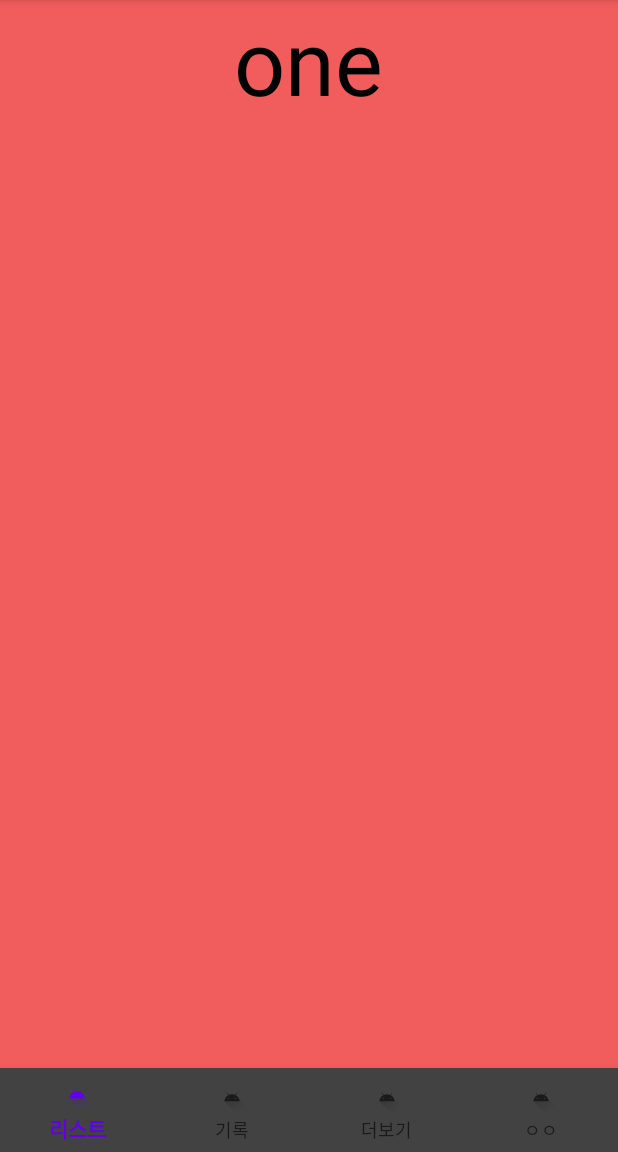
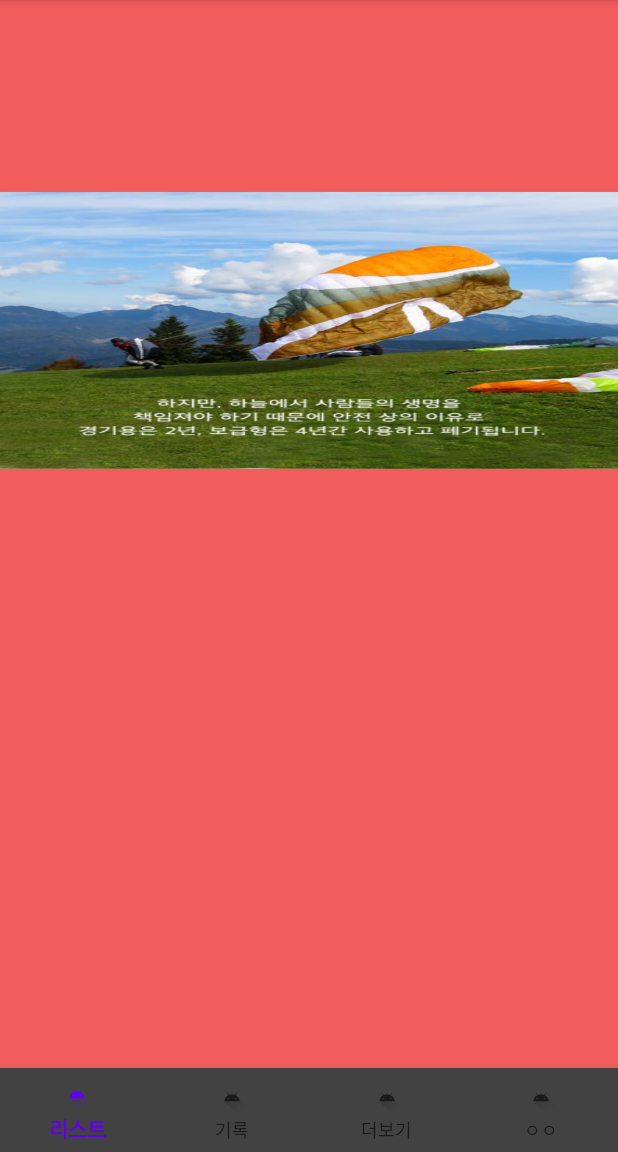
Before and after one commit to lodado/intubee, an Android app: the frag1 screen opened directly, with no data from a screen before it, on a phone screen of 412 x 824 dp, the part 84-1236 px from its top. Run offline under Robolectric (Android 15) with nearby library versions, the phone set to English and light mode, and no system bars; our stand-ins replace Firebase (no records; nobody signed in at launch, a user with empty details on screens opened directly).

Commit message:
slide
image slide

```diff
--- a/app/src/main/java/com/Introbe/mainpage/frag1.java
+++ b/app/src/main/java/com/Introbe/mainpage/frag1.java
@@ -4,6 +4,8 @@ import android.os.Bundle;
 import android.view.LayoutInflater;
 import android.view.View;
 import android.view.ViewGroup;
+import android.widget.ImageView;
+import android.widget.ViewFlipper;
 
 import androidx.annotation.NonNull;
 import androidx.annotation.Nullable;
@@ -15,6 +17,20 @@ import com.Introbe.R;
 public class frag1 extends Fragment {
 
     private photo photoing = new photo();
+    ViewFlipper v_fllipper;
+
+
+    public void fllipperImages(int image) {
+        ImageView imageView = new ImageView(getActivity());
+        imageView.setBackgroundResource(image);
+
+        v_fllipper.addView(imageView);      // 이미지 추가
+        v_fllipper.setFlipInterval(4000);       // 자동 이미지 슬라이드 딜레이시간(1000 당 1초)
+        v_fllipper.setAutoStart(true);          // 자동 시작 유무 설정
+        // animation
+        v_fllipper.setInAnimation(getActivity(),android.R.anim.slide_in_left);
+        v_fllipper.setOutAnimation(getActivity(),android.R.anim.slide_out_right);
+    }
 
     @Nullable
     @Override
@@ -26,11 +42,17 @@ public class frag1 extends Fragment {
     public void onViewCreated(@NonNull View view, @Nullable Bundle savedInstanceState) {
         super.onViewCreated(view, savedInstanceState);
 
-        String[] stcArray = getResources().getStringArray(R.array.frag1slide)
+        int images[] = {
+                R.drawable.b1,
+                R.drawable.b2,
+                R.drawable.wallpaper_alena_velichko_08_1920x1200
+        };
 
-        AutoScrollAdapter scrolling = new AutoScrollAdapter(this, srcArray)
+        v_fllipper = getView().findViewById(R.id.image_slide);
 
-
+        for(int image : images) {
+            fllipperImages(image);
+        }
 
     }
 }
--- a/app/src/main/res/layout/frag1.xml
+++ b/app/src/main/res/layout/frag1.xml
@@ -9,38 +9,28 @@
     android:layout_height="match_parent"
     android:background="#F15C5C"
     >
-
-
-
-
     <ScrollView xmlns:android="http://schemas.android.com/apk/res/android"
         android:layout_width="match_parent"
-        android:layout_height="match_parent" >
+        android:layout_height="match_parent"
+        android:orientation="horizontal"
+        >
         <LinearLayout
-
             android:layout_width="match_parent"
             android:layout_height="match_parent"
-            android:orientation="vertical"
+            android:orientation="horizontal"
+            app:layout_constraintRight_toRightOf="parent"
             >
+            <ViewFlipper
+                app:layout_constraintRight_toRightOf="parent"
+                android:id="@+id/image_slide"
+                android:layout_width="match_parent"
+                android:layout_height="400dp"
+                android:scaleType="fitXY"
+                android:measureAllChildren="false"
+                >
 
-            <view
-                android:layout_width="wrap_content"
-                android:layout_height="wrap_content"
-                class="android.support.v4.view.ViewPager"
-                android:id="@+id/view"
-                android:layout_centerVertical="true"
-                android:layout_centerHorizontal="true" />
+            </ViewFlipper>
 
-
-    <TextView
-        android:id="@+id/frag1"
-        android:layout_width="wrap_content"
-        android:layout_height="700dp"
-        android:layout_gravity="center"
-        android:text="one"
-        android:textColor="#000"
-        android:textSize="60sp"
-         />
 
         </LinearLayout>
 
--- a/app/src/main/res/layout/user_page.xml
+++ b/app/src/main/res/layout/user_page.xml
@@ -18,6 +18,7 @@
             android:layout_height="90dp"
             android:src="@drawable/ic_launcher_foreground"
             android:layout_alignParentLeft="true"
+            android:scaleType="fitCenter"
             ></ImageView>
 
         <LinearLayout
```
Also changed, not shown: app/src/main/java/com/Introbe/mainpage/AutoScrollAdapter.java (deleted, +0 -56 lines), app/src/main/res/drawable/b1.png (added), app/src/main/res/drawable/b2.png (added), app/src/main/res/drawable/wallpaper_alena_velichko_08_1920x1200.jpg (added).
